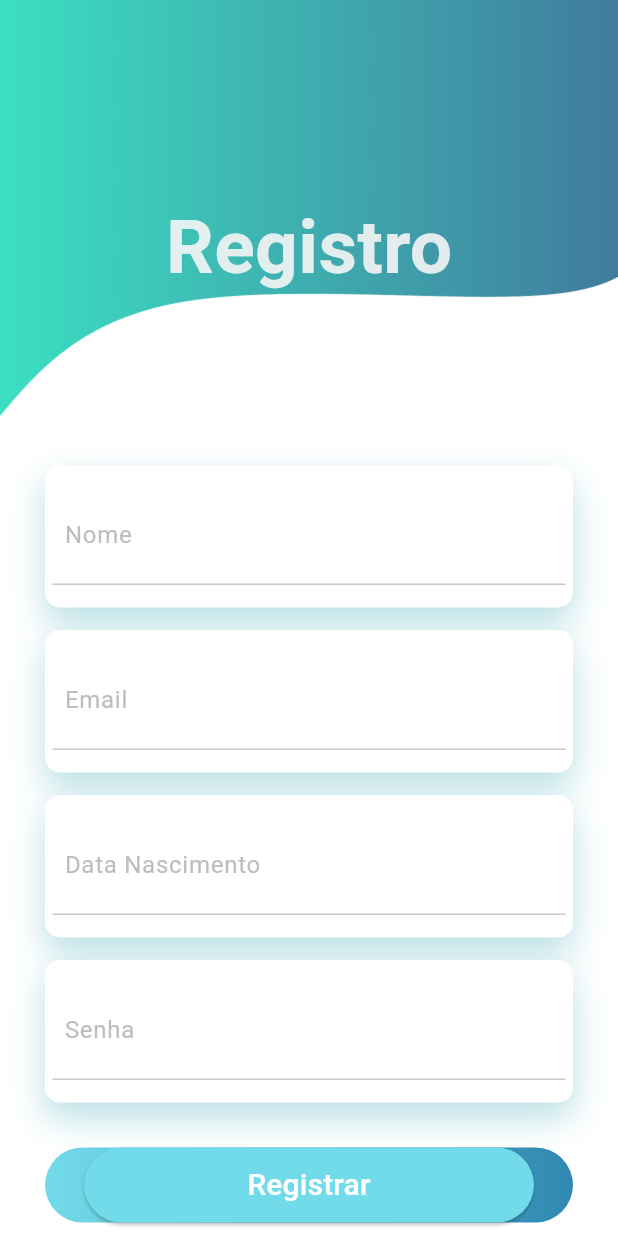
After one commit to marcuscmd/hackatonv, a Flutter app: the screen it shows after launch, after a tap on "Registre aqui", on a phone screen of 412 x 824 dp. The commit adds this screen. Run offline on Flutter 3.47's test engine with Material 2 defaults, Android fonts, the phone set to English and light mode, and no system bars; our stand-ins replace ionicons, mask_text_input_formatter, modal_bottom_sheet, sqflite; accounts and stored records are empty; network calls fail.

Commit message:
arrumando o erro que fiz teve alguns imprevisto, por isso não tem a tabela do usuario, proximo commit vai ter

```diff
--- /dev/null
+++ b/hackatonV/lib/login/login_page.dart
@@ -0,0 +1,143 @@
+import 'package:flutter/material.dart';
+import 'package:hackaton/login/login_registro.dart';
+
+import '../menu/menu_page.dart';
+
+class LoginPage extends StatefulWidget {
+  const LoginPage({super.key});
+
+  @override
+  State<LoginPage> createState() => _LoginPageState();
+}
+
+class _LoginPageState extends State<LoginPage> {
+  String log = "https://api.weatherapi.com/v1/forecast.json?key=" +
+      'eab7a8799f49458d9ca20455231105' +
+      "&days=7&q=";
+
+  @override
+  Widget build(BuildContext context) {
+    return Scaffold(
+      backgroundColor: Colors.white,
+      body: Container(
+        child: ListView(children: [
+          Container(
+            height: 320,
+            decoration: const BoxDecoration(
+                image: DecorationImage(
+                    image: AssetImage('assets/backgroud.png'),
+                    fit: BoxFit.fill)),
+            child: Stack(children: [
+              Positioned(
+                child: Container(
+                  margin: const EdgeInsets.only(top: 60),
+                  child: const Center(
+                    child: Text(
+                      'Login',
+                      style: TextStyle(
+                          color: Color.fromARGB(230, 245, 245, 245),
+                          fontSize: 50,
+                          fontWeight: FontWeight.bold),
+                    ),
+                  ),
+                ),
+              )
+            ]),
+          ),
+          Padding(
+              padding: const EdgeInsets.all(30),
+              child: Column(
+                children: [
+                  Container(
+                    padding: const EdgeInsets.all(5),
+                    decoration: BoxDecoration(
+                        color: Colors.white,
+                        borderRadius: BorderRadius.circular(10),
+                        boxShadow: [
+                          BoxShadow(
+                              color: Color.fromRGBO(19, 149, 167, 0.3),
+                              blurRadius: 20.0,
+                              offset: Offset(0, 10))
+                        ]),
+                    child: Column(
+                      children: [
+                        Container(
+                          padding: const EdgeInsets.all(8),
+                          decoration: const BoxDecoration(
+                              border: Border(
+                                  bottom: BorderSide(
+                                      color:
+                                          Color.fromRGBO(245, 245, 245, 1)))),
+                          child: TextField(
+                            decoration: InputDecoration(
+                                border: InputBorder.none,
+                                hintText: 'Email ou Celular',
+                                hintStyle: TextStyle(color: Colors.grey[400])),
+                          ),
+                        ),
+                        Container(
+                          padding: const EdgeInsets.all(8),
+                          decoration: const BoxDecoration(
+                              border: Border(
+                                  bottom: BorderSide(
+                                      color:
+                                          Color.fromRGBO(245, 245, 245, 1)))),
+                          child: TextField(
+                            decoration: InputDecoration(
+                                border: InputBorder.none,
+                                hintText: 'Senha',
+                                hintStyle: TextStyle(color: Colors.grey[400])),
+                          ),
+                        ),
+                      ],
+                    ),
+                  ),
+                  const SizedBox(height: 30),
+                  Container(
+                    height: 50,
+                    decoration: BoxDecoration(
+                        borderRadius: BorderRadius.circular(25),
+                        gradient: const LinearGradient(colors: [
+                          Color.fromRGBO(114, 219, 233, 1),
+                          Color.fromRGBO(37, 130, 173, 0.945)
+                        ])),
+                    child: Center(
+                        child: ElevatedButton(
+                            onPressed: () {
+                              Navigator.push(
+                                  context,
+                                  MaterialPageRoute(
+                                      builder: (context) => const MenuPage()));
+                            },
+                            style: ElevatedButton.styleFrom(
+                              backgroundColor:
+                                  const Color.fromRGBO(114, 219, 233, 1),
+                              minimumSize: const Size(300, 50),
+                            ),
+                            child: const Text('Acessar',
+                                style: TextStyle(
+                                    fontSize: 20, color: Colors.white)))),
+                  ),
+                  const SizedBox(height: 30),
+                  GestureDetector(
+                    onTap: () {
+                      Navigator.push(
+                        context,
+                        MaterialPageRoute(
+                            builder: (context) => const LoginRegistro()),
+                      );
+                    },
+                    child: const Text('Registre aqui',
+                    style: TextStyle(
+                      color: Colors.blue,
+                      fontSize: 15,
+                      fontWeight: FontWeight.bold
+                    ),),
+                  ),
+                ],
+              ))
+        ]),
+      ),
+    );
+  }
+}
--- a/hackatonV/lib/login/login_page.dart.dart
+++ /dev/null
@@ -1,136 +0,0 @@
-import 'package:flutter/material.dart';
-
-import '../menu/menu_page.dart';
-
-class LoginPage extends StatefulWidget {
-  const LoginPage({super.key});
-
-  @override
-  State<LoginPage> createState() => _LoginPageState();
-}
-
-class _LoginPageState extends State<LoginPage> {
-
-
-    String log = "https://api.weatherapi.com/v1/forecast.json?key=" +
-      'eab7a8799f49458d9ca20455231105' +
-      "&days=7&q=";
-
-  @override
-  Widget build(BuildContext context) {
-    return Scaffold(
-      backgroundColor: Colors.white,
-      body: Container(
-        child: ListView(
-          children: [
-            Container(
-              height: 320,
-              decoration: const BoxDecoration(
-                image: DecorationImage(
-                  image: AssetImage('assets/backgroud.png'),
-                  fit: BoxFit.fill
-                  )
-              ),
-              child: Stack(
-                children: [
-                  Positioned(
-                    child: Container(
-                      margin: const EdgeInsets.only(top: 60),
-                      child: const Center(
-                        child: Text('Login',
-                        style: TextStyle(color:  Color.fromARGB(230, 245, 245, 245), fontSize: 50, fontWeight: FontWeight.bold),),
-                      ),
-                    ),
-                  )
-                ]),
-            ),
-            Padding(
-              padding: const EdgeInsets.all(30),
-              child: Column(
-                children: [
-                  Container(
-                    padding: const EdgeInsets.all(5),
-                    decoration: BoxDecoration(
-                      color: Colors.white,
-                      borderRadius: BorderRadius.circular(10),
-                      boxShadow: [
-                        BoxShadow(
-                          color: Color.fromRGBO(19, 149, 167, 0.3),
-                          blurRadius: 20.0,
-                          offset: Offset(0,10)
-                        )
-                      ]
-                    ),
-                    child: Column(
-                      children: [
-                        Container(
-                          padding: const EdgeInsets.all(8),
-                          decoration: const BoxDecoration(
-                            border: Border(
-                              bottom: BorderSide(color:  Color.fromRGBO(245, 245, 245, 1)))
-                          ),
-                          child: TextField(
-                            decoration: InputDecoration(
-                              border: InputBorder.none,
-                              hintText: 'Email ou Celular',
-                              hintStyle: TextStyle(color: Colors.grey[400])
-                            ),
-                          ),
-                        ),
-                        Container(
-                          padding: const EdgeInsets.all(8),
-                          decoration: const BoxDecoration(
-                            border: Border(bottom: BorderSide(color:  Color.fromRGBO(245, 245, 245, 1)))
-                          ),
-                          child: TextField(
-                            decoration: InputDecoration(
-                              border: InputBorder.none,
-                              hintText: 'Senha',
-                              hintStyle: TextStyle(color: Colors.grey[400])
-                            ),
-                          ),
-                        ),
-                      ],
-                    ),
-                  ),
-                  const SizedBox(height: 30),
-                        Container(
-                          height: 50,
-                          decoration: BoxDecoration(
-                            borderRadius: BorderRadius.circular(25),
-                            gradient: const LinearGradient(
-                              colors: [
-                                Color.fromRGBO(114, 219, 233, 1),
-                                Color.fromRGBO(37, 130, 173, 0.945)
-                              ]
-                            )
-                          ),
-                          child: Center(
-                            child: ElevatedButton(
-                              onPressed: () {
-                                Navigator.push(context, MaterialPageRoute(builder: (context) => const MenuPage()));
-                              },
-                              style: ElevatedButton.styleFrom(
-                                backgroundColor: const Color.fromRGBO(114, 219, 233, 1),
-                                minimumSize: const Size(300, 50),
-                              ),
-                              child: const Text('Acessar',
-                              style: TextStyle(
-                                fontSize: 20,
-                                color: Colors.white
-                              )))
-                          ),
-                        ),
-                        const SizedBox(height: 30),
-                        const Text('Registre aqui',
-                        style: TextStyle(
-                          color: Color.fromRGBO(37, 130, 173, 0.945),
-                          fontWeight: FontWeight.bold,
-                        ))
-                ],
-              ))
-          ]),
-      ),
-    );
-  }
-}
--- /dev/null
+++ b/hackatonV/lib/login/login_registro.dart
@@ -0,0 +1,219 @@
+import 'package:flutter/material.dart';
+import 'package:flutter/services.dart';
+import 'package:mask_text_input_formatter/mask_text_input_formatter.dart';
+
+import '../menu/menu_page.dart';
+
+class LoginRegistro extends StatefulWidget {
+  const LoginRegistro({super.key});
+
+  @override
+  State<LoginRegistro> createState() => _LoginRegistro();
+}
+
+class _LoginRegistro extends State<LoginRegistro> {
+  String log = "https://api.weatherapi.com/v1/forecast.json?key=" +
+      'eab7a8799f49458d9ca20455231105' +
+      "&days=7&q=";
+
+  @override
+  Widget build(BuildContext context) {
+    return Scaffold(
+      backgroundColor: Colors.white,
+      body: Container(
+        child: ListView(children: [
+          Container(
+            height: 280,
+            decoration: const BoxDecoration(
+                image: DecorationImage(
+                    image: AssetImage('assets/backgroud.png'),
+                    fit: BoxFit.fill)),
+            child: Stack(children: [
+              Positioned(
+                child: Container(
+                  margin: const EdgeInsets.only(top: 50),
+                  child: const Center(
+                    child: Text(
+                      'Registro',
+                      style: TextStyle(
+                          color: Color.fromARGB(230, 245, 245, 245),
+                          fontSize: 50,
+                          fontWeight: FontWeight.bold),
+                    ),
+                  ),
+                ),
+              )
+            ]),
+          ),
+          Padding(
+            padding: const EdgeInsets.all(30),
+            child: Column(
+              children: [
+                const SizedBox(height: 0),
+                Container(
+                  padding: const EdgeInsets.all(5),
+                  decoration: BoxDecoration(
+                      color: Colors.white,
+                      borderRadius: BorderRadius.circular(10),
+                      boxShadow: const [
+                        BoxShadow(
+                            color: Color.fromRGBO(19, 149, 167, 0.3),
+                            blurRadius: 20.0,
+                            offset: Offset(0, 10))
+                      ]),
+                  child: Column(
+                    children: [
+                      Container(
+                        margin: const EdgeInsets.only(top: 10, bottom: 10),
+                        padding: const EdgeInsets.all(8),
+                        decoration: const BoxDecoration(
+                            border: Border(
+                                bottom: BorderSide(
+                          color: Color.fromRGBO(200, 200, 200, 1),
+                        ))),
+                        child: TextField(
+                          decoration: InputDecoration(
+                              border: InputBorder.none,
+                              hintText: 'Nome',
+                              hintStyle: TextStyle(color: Colors.grey[400])),
+                        ),
+                      ),
+                    ],
+                  ),
+                ),
+                const SizedBox(height: 15),
+                Container(
+                  padding: const EdgeInsets.all(5),
+                  decoration: BoxDecoration(
+                      color: Colors.white,
+                      borderRadius: BorderRadius.circular(10),
+                      boxShadow: const [
+                        BoxShadow(
+                            color: Color.fromRGBO(19, 149, 167, 0.3),
+                            blurRadius: 20.0,
+                            offset: Offset(0, 10))
+                      ]),
+                  child: Column(
+                    children: [
+                      Container(
+                        margin: const EdgeInsets.only(top: 10, bottom: 10),
+                        padding: const EdgeInsets.all(8),
+                        decoration: const BoxDecoration(
+                            border: Border(
+                                bottom: BorderSide(
+                          color: Color.fromRGBO(200, 200, 200, 1),
+                        ))),
+                        child: TextField(
+                          decoration: InputDecoration(
+                              border: InputBorder.none,
+                              hintText: 'Email',
+                              hintStyle: TextStyle(color: Colors.grey[400])),
+                        ),
+                      ),
+                    ],
+                  ),
+                ),
+                const SizedBox(height: 15),
+                Container(
+                  padding: const EdgeInsets.all(5),
+                  decoration: BoxDecoration(
+                      color: Colors.white,
+                      borderRadius: BorderRadius.circular(10),
+                      boxShadow: const [
+                        BoxShadow(
+                            color: Color.fromRGBO(19, 149, 167, 0.3),
+                            blurRadius: 20.0,
+                            offset: Offset(0, 10))
+                      ]),
+                  child: Column(children: [
+                    Container(
+                      margin: const EdgeInsets.only(top: 10, bottom: 10),
+                      padding: const EdgeInsets.all(8),
+                      decoration: const BoxDecoration(
+                          border: Border(
+                              bottom: BorderSide(
+                        color: Color.fromRGBO(200, 200, 200, 1),
+                      ))),
+                      child: TextField(
+                        keyboardType: TextInputType.number,
+                        inputFormatters: [
+                          FilteringTextInputFormatter.digitsOnly,
+                          LengthLimitingTextInputFormatter(8),
+                          MaskTextInputFormatter(
+                              mask: '##/##/####',
+                              filter: {"#": RegExp(r'[0-9]')})
+                        ],
+                        decoration: InputDecoration(
+                            border: InputBorder.none,
+                            hintText: 'Data Nascimento',
+                            hintStyle: TextStyle(color: Colors.grey[400])),
+                      ),
+                    ),
+                  ]),
+                ),
+                const SizedBox(height: 15),
+                Container(
+                  padding: const EdgeInsets.all(5),
+                  decoration: BoxDecoration(
+                      color: Colors.white,
+                      borderRadius: BorderRadius.circular(10),
+                      boxShadow: const [
+                        BoxShadow(
+                            color: Color.fromRGBO(19, 149, 167, 0.3),
+                            blurRadius: 20.0,
+                            offset: Offset(0, 10))
+                      ]),
+                  child: Column(
+                    children: [
+                      Container(
+                        margin: const EdgeInsets.only(top: 10, bottom: 10),
+                        padding: const EdgeInsets.all(8),
+                        decoration: const BoxDecoration(
+                            border: Border(
+                                bottom: BorderSide(
+                          color: Color.fromRGBO(200, 200, 200, 1),
+                        ))),
+                        child: TextField(
+                          decoration: InputDecoration(
+                              border: InputBorder.none,
+                              hintText: 'Senha',
+                              hintStyle: TextStyle(color: Colors.grey[400])),
+                        ),
+                      ),
+                    ],
+                  ),
+                ),
+                const SizedBox(height: 30),
+                Container(
+                  height: 50,
+                  decoration: BoxDecoration(
+                      borderRadius: BorderRadius.circular(25),
+                      gradient: const LinearGradient(colors: [
+                        Color.fromRGBO(114, 219, 233, 1),
+                        Color.fromRGBO(37, 130, 173, 0.945)
+                      ])),
+                  child: Center(
+                      child: ElevatedButton(
+                          onPressed: () {
+                            Navigator.push(
+                                context,
+                                MaterialPageRoute(
+                                    builder: (context) => const MenuPage()));
+                          },
+                          style: ElevatedButton.styleFrom(
+                            backgroundColor:
+                                const Color.fromRGBO(114, 219, 233, 1),
+                            minimumSize: const Size(300, 50),
+                          ),
+                          child: const Text('Registrar',
+                              style: TextStyle(
+                                  fontSize: 20, color: Colors.white)))),
+                ),
+              ],
+            ),
+          ),
+        ]),
+      ),
+    );
+  }
+}
--- a/hackatonV/lib/main.dart
+++ b/hackatonV/lib/main.dart
@@ -1,6 +1,6 @@
 import 'package:flutter/material.dart';
 import 'package:hackaton/propriedade/propriedade_page.dart';
-import 'login/login_page.dart.dart';
+import 'login/login_page.dart';
 import 'menu/menu_page.dart';
 
 void main() async {
--- a/hackatonV/lib/menu/menu_page.dart
+++ b/hackatonV/lib/menu/menu_page.dart
@@ -4,7 +4,7 @@ import 'dart:ui';
 import 'package:flutter/services.dart';
 import 'package:hackaton/adubos/adubos_page.dart';
 import 'package:hackaton/cadastro_prop/cadastro_prop_page.dart';
-import 'package:hackaton/login/login_page.dart.dart';
+import 'package:hackaton/login/login_page.dart';
 import 'package:hackaton/plantio/plantio_page.dart';
 import 'package:hackaton/propriedade/propriedade_page.dart';
 import 'package:http/http.dart' as http;
```
